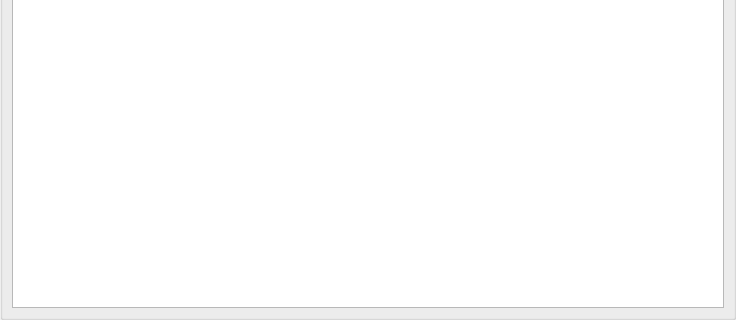
This is filebox.ui in labscript-suite/lyse as Qt 5 draws it before an edit; both pictures show x 0 to 736 and y 296 to 616 of the 736 by 616 pixel window. The edited form follows.
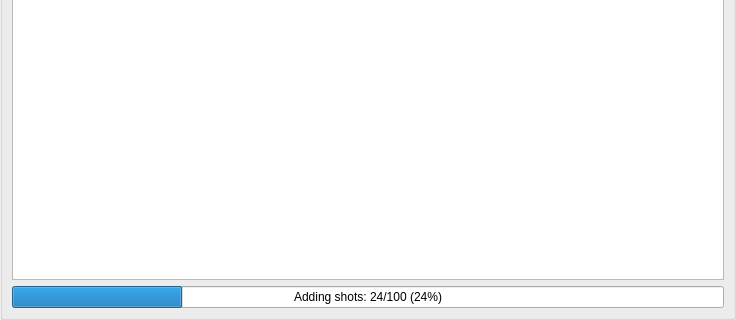
This is the edited form. Icons and pictures are not drawn. Custom widgets are drawn as their Qt base class.

Commit message:
Qt: - Fixed bug where large numbers of shots would take extremely long to be be   removed.
- Sped up adding shots by doing dataframe concatenation ten shots at a time.
  Load time is now dominated by actual time spent reading files.

- Added progress bar for loading shots.

- Removed redundant printlines

```diff
--- a/filebox.ui
+++ b/filebox.ui
@@ -260,6 +260,16 @@
           </property>
          </widget>
         </item>
+        <item>
+         <widget class="QProgressBar" name="progressBar_add_shots">
+          <property name="value">
+           <number>24</number>
+          </property>
+          <property name="format">
+           <string>Adding shots: %v/%m (%p%)</string>
+          </property>
+         </widget>
+        </item>
        </layout>
       </widget>
      </item>
```
Left out of the diff: 12 changed lines with no effect on the pictures. The commit also changes 2 other files.
